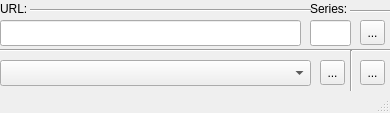
First picture: the form in parser.ui, repository Silver-North/ani-ma_checker, before the edit.
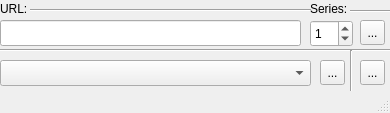
Second picture: the form after the edit. Icons and pictures are not drawn.

The edit to the form file:
```diff
--- a/parser.ui
+++ b/parser.ui
@@ -36,16 +36,6 @@
      </rect>
     </property>
    </widget>
-   <widget class="QLineEdit" name="lineEdit_2">
-    <property name="geometry">
-     <rect>
-      <x>310</x>
-      <y>20</y>
-      <width>41</width>
-      <height>26</height>
-     </rect>
-    </property>
-   </widget>
    <widget class="QToolButton" name="toolButton">
     <property name="geometry">
      <rect>
@@ -185,6 +175,19 @@
      <enum>Qt::Horizontal</enum>
     </property>
    </widget>
+   <widget class="QSpinBox" name="spinBox">
+    <property name="geometry">
+     <rect>
+      <x>310</x>
+      <y>20</y>
+      <width>43</width>
+      <height>27</height>
+     </rect>
+    </property>
+    <property name="value">
+     <number>1</number>
+    </property>
+   </widget>
   </widget>
   <widget class="QStatusBar" name="statusbar"/>
  </widget>
```
